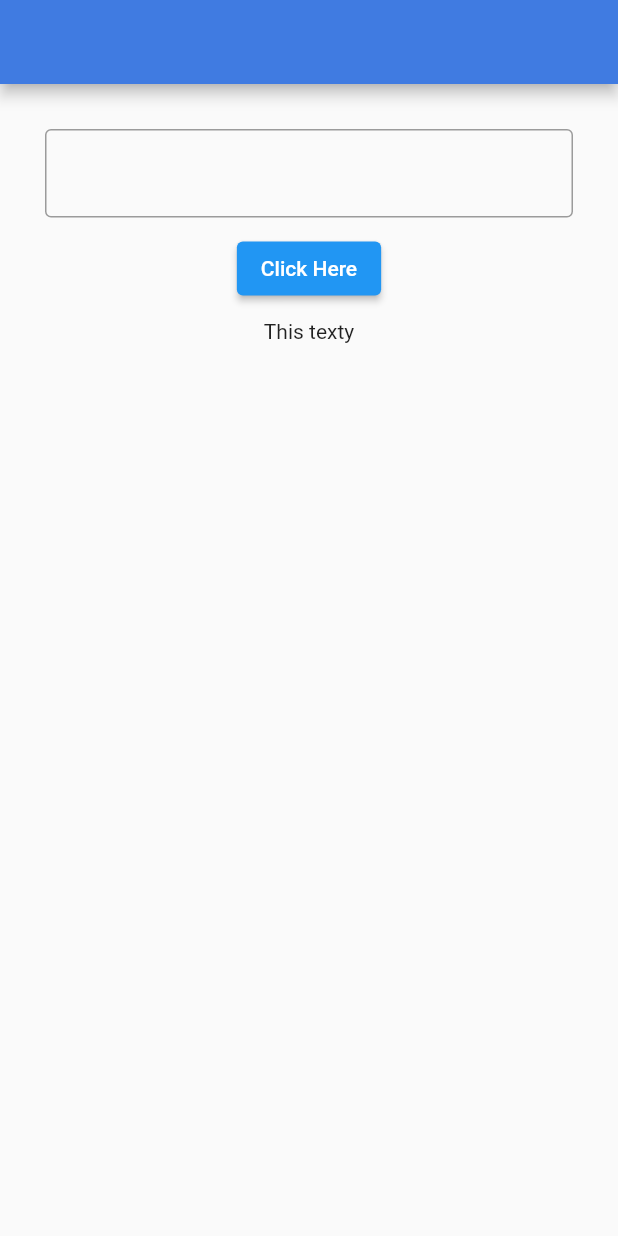
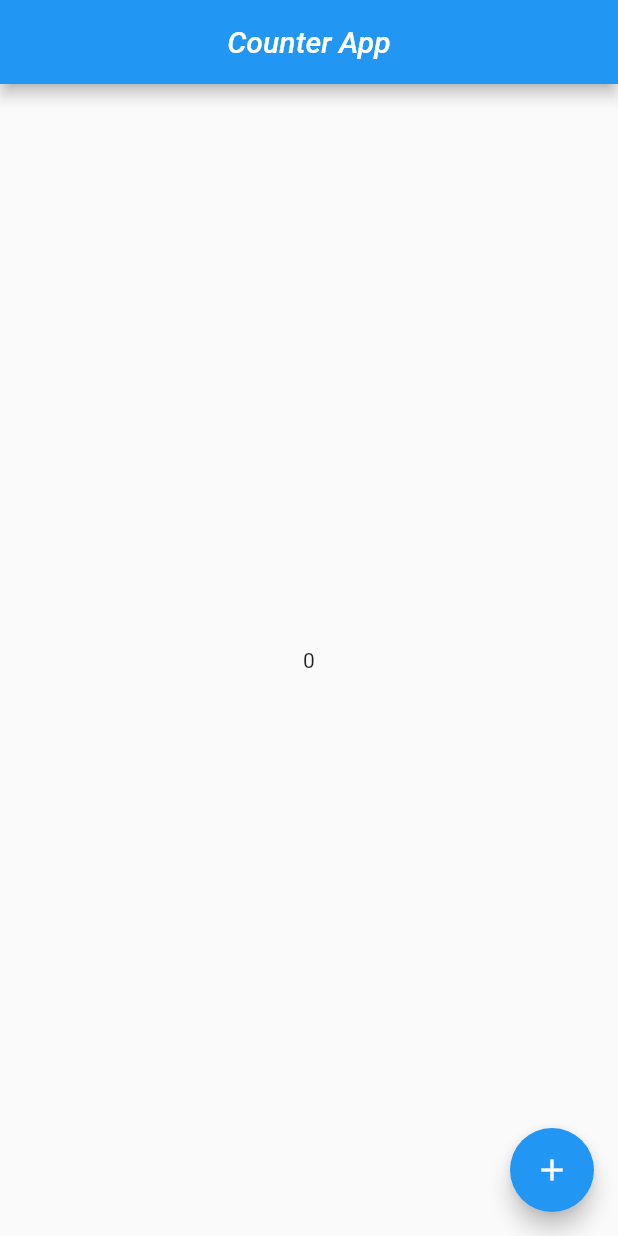
Before and after one commit to j3rinpaul/flutter_new, a Flutter app: the screen it shows after launch, on a phone screen of 412 x 824 dp. Run offline on Flutter 3.47's test engine with Material 2 defaults, Android fonts, the phone set to English and light mode, and no system bars.

Commit message:
text stateful

```diff
--- a/lib/main.dart
+++ b/lib/main.dart
@@ -1,13 +1,9 @@
 import 'package:flutter/material.dart';
+import 'package:textfield/screen_home.dart';
 
 void main() {
   runApp(Myapp());
 }
-
-//if the ui need to be changed on data change that is stateful
-//eg login page
-//if the page remains just need to exhibit the data fetched from the db then stateless is used
-//because the page doesnot changes as the user interacts it only displays the data
 
 class Myapp extends StatelessWidget {
   const Myapp({super.key});
@@ -15,68 +11,8 @@ class Myapp extends StatelessWidget {
   @override
   Widget build(BuildContext context) {
     return MaterialApp(
-      theme: ThemeData(
-        primaryColor: Colors.blueGrey,
-      ),
+      theme: ThemeData(primaryColor: Colors.blueGrey),
       home: HomeScreen(),
     );
   }
 }
-
-/*stateful is that the ui holding that variable has the value of the data that holds if the data inside that changes then the ui also changes
-  ie, if a text has a variable name inside it in stateful the name variable holds the data that is to be displayed
-  if the data inside the variable is changed then state of the ui also changed hence the ui also changes
- */
-
-class HomeScreen extends StatefulWidget {
-  HomeScreen({super.key});
-
-  @override
-  State<HomeScreen> createState() => _HomeScreenState();
-}
-
-class _HomeScreenState extends State<HomeScreen> {
-  final _textC = TextEditingController();
-  //final is used because a object of texteditingcontroller is made
-  String _displayText = "This texty";
-
-  @override
-  Widget build(BuildContext context) {
-    return Scaffold(
-      appBar: AppBar(
-        backgroundColor: Color.fromARGB(255, 64, 123, 225),
-      ),
-      body: SafeArea(
-        child: Center(
-          child: Padding(
-            //to apply padding from all sides EdgeInsets.all() is used
-            //to apply padding from one side then EdgeInsets.only(<which side to give padding> = <padding>) is used
-
-            padding: const EdgeInsets.all(30),
-            child: Column(
-              children: [
-                TextField(
-                  controller:
-                      _textC, //controller widget is used to retrieve data from the text field
-                  decoration: InputDecoration(border: OutlineInputBorder()),
-                ),
-                Container(
-                  margin: EdgeInsets.all(10),
-                  child: ElevatedButton(
-                      onPressed: () {
-                        print(_textC.text);
-                        setState(() {
-                          _displayText = _textC.text; //setState function is used to inform the ui that the state has been changed
-                        });
-                      },
-                      child: const Text("Click Here")),
-                ),
-                Text(_displayText)
-              ],
-            ),
-          ),
-        ),
-      ),
-    );
-  }
-}
--- /dev/null
+++ b/lib/screen_home.dart
@@ -0,0 +1,42 @@
+import 'package:flutter/material.dart';
+
+//stateful for widgets that changes
+
+class HomeScreen extends StatefulWidget {
+  const HomeScreen({super.key});
+
+  @override
+  State<HomeScreen> createState() => _HomeScreenState();
+}
+
+class _HomeScreenState extends State<HomeScreen> {
+  int _counter = 0;
+
+  @override
+  Widget build(BuildContext context) {
+    return Scaffold(
+      appBar: AppBar(
+        backgroundColor: Colors.blue,
+        title: Center(
+            child: Text(
+          "Counter App",
+          style: TextStyle(fontStyle: FontStyle.italic),
+        )),
+      ),
+      body: Center(
+        child: Container(
+          child: Text(_counter.toString()),
+        ),
+      ),
+      floatingActionButton: FloatingActionButton(
+        onPressed: () {
+          setState(() {
+            _counter += 1;
+          });
+          print("Counter Clicked" + _counter.toString());
+        },
+        child: Icon(Icons.add),
+      ),
+    );
+  }
+}
```
